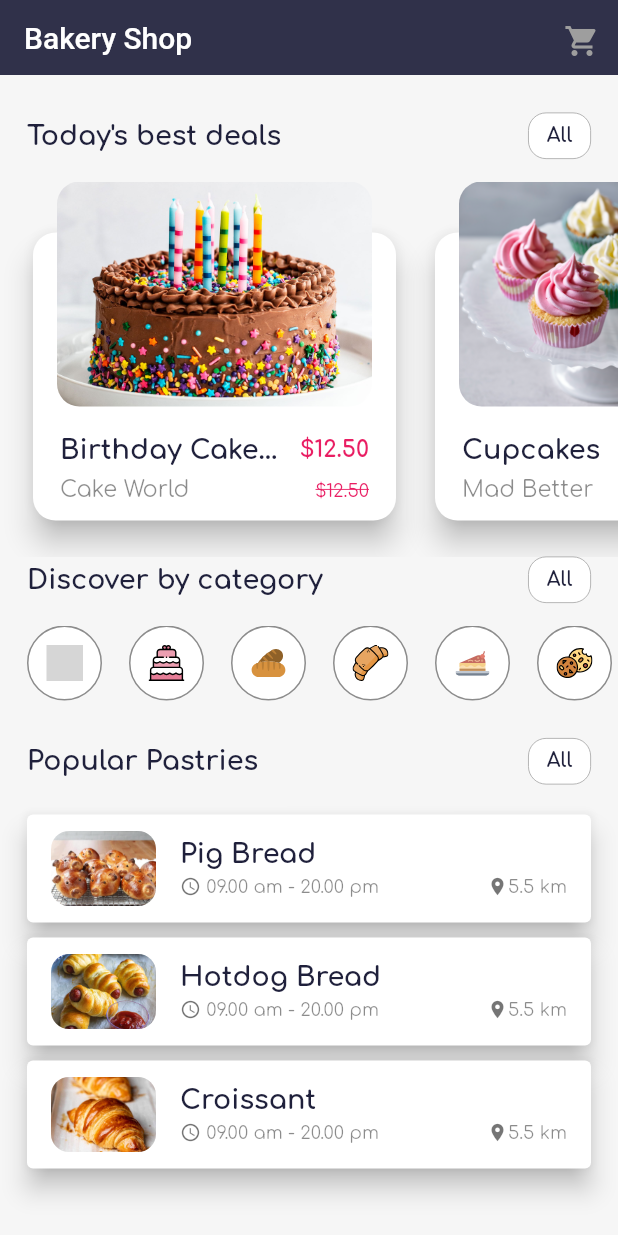
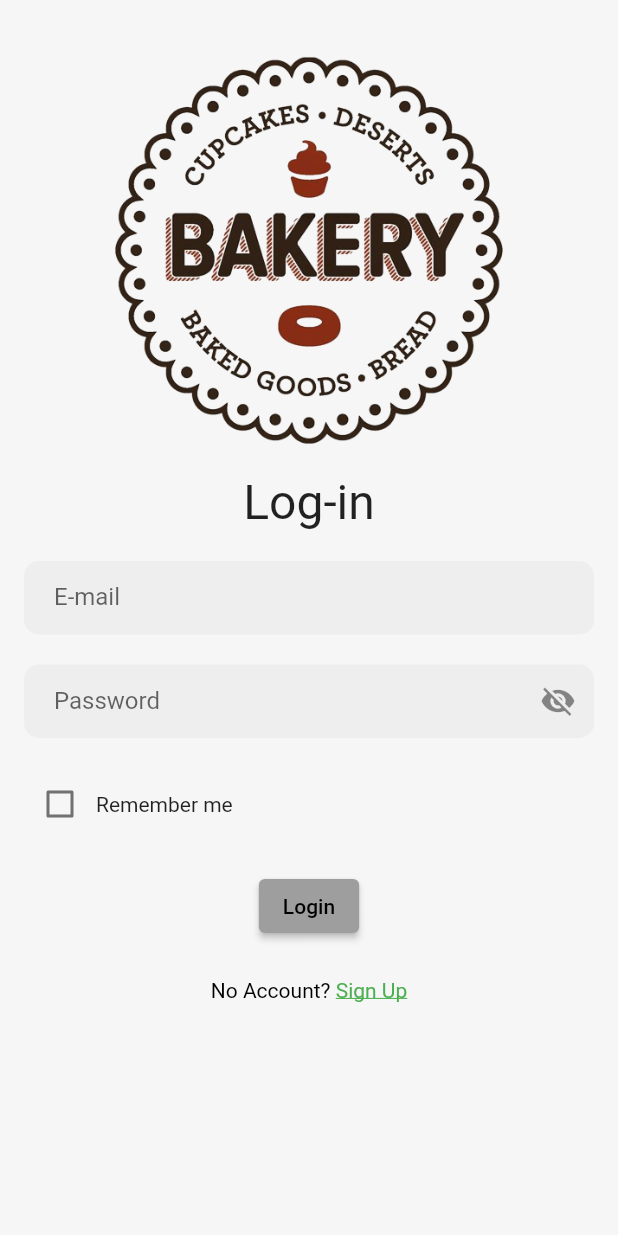
Before and after one commit to Kenn2201/BakeryShoppingCart, a Flutter app: the screen it shows after launch, on a phone screen of 412 x 824 dp. Run offline on Flutter 3.47's test engine with Material 2 defaults, Android fonts, the phone set to English and light mode, and no system bars; our stand-ins replace firebase_auth, firebase_core, flutter_svg, google_fonts, shared_preferences; missing offline and left inert: firebase_app_check; accounts and stored records are empty; grey boxes are pictures that could not be loaded.

Commit message:
third commit auth

```diff
--- /dev/null
+++ b/lib/auth/authentication.dart
@@ -0,0 +1,20 @@
+import 'package:bakerymobileapp/auth/login.dart';
+import 'package:bakerymobileapp/auth/signup.dart';
+import 'package:flutter/material.dart';
+
+class AuthPage extends StatefulWidget {
+  const AuthPage({Key? key}) : super(key: key);
+
+  @override
+  State<AuthPage> createState() => _AuthPageState();
+}
+
+class _AuthPageState extends State<AuthPage> {
+
+  bool isLogin = true;
+
+  @override
+  Widget build(BuildContext context) => isLogin ?
+  LoginPage(onClickedMakeAcc: toggle,) : SignUpPage(onClickedSignIn: toggle,);
+  void toggle() => setState(() => isLogin = !isLogin);
+}
--- /dev/null
+++ b/lib/auth/login.dart
@@ -0,0 +1,278 @@
+import 'package:bakerymobileapp/constants.dart';
+import 'package:bakerymobileapp/main.dart';
+import 'package:bakerymobileapp/models/category.dart';
+import 'package:firebase_auth/firebase_auth.dart';
+import 'package:flutter/gestures.dart';
+import 'package:flutter/material.dart';
+import 'package:shared_preferences/shared_preferences.dart';
+
+class LoginPage extends StatefulWidget {
+  final VoidCallback onClickedMakeAcc;
+
+  const LoginPage({Key? key,required this.onClickedMakeAcc}) : super(key: key);
+
+  @override
+  State<LoginPage> createState() => _LoginPageState();
+}
+
+class _LoginPageState extends State<LoginPage> {
+  final TextEditingController _emailController = TextEditingController();
+  final TextEditingController _passwordController = TextEditingController();
+  bool _rememberMe = false;
+  bool _passwordVisible = false;
+
+
+  Future<void> _saveUserData() async {
+    final prefs = await SharedPreferences.getInstance();
+    await prefs.setString('email', _emailController.text.trim());
+    await prefs.setString('password', _passwordController.text.trim());
+  }
+
+
+  Future<void> _loadUserData() async {
+    final prefs = await SharedPreferences.getInstance();
+    final email = prefs.getString('email');
+    final password = prefs.getString('password');
+    if (email != null && password != null) {
+      setState(() {
+        _emailController.text = email;
+        _passwordController.text = password;
+      });
+    }
+  }
+
+
+  @override
+  void dispose(){
+    _emailController.dispose();
+    _passwordController.dispose();
+    super.dispose();
+  }
+
+  @override
+  void initState() {
+    super.initState();
+    _loadUserData();
+  }
+
+
+
+
+  @override
+  Widget build(BuildContext context) {
+    return Scaffold(
+      backgroundColor: kBackgroundLight,
+      body: SingleChildScrollView(
+        child: Padding(
+          padding: const EdgeInsets.all(16.0),
+          child: Column(
+            crossAxisAlignment: CrossAxisAlignment.start,
+            children: <Widget>[
+              Center(
+                child: Image.asset(
+                  Images.frontLogo1,
+                  height: 300.0,
+                  width: 300.0,
+                ),
+              ),
+              const Center(child: Text('Log-in',style: TextStyle(fontSize: 32,),),),
+              const SizedBox(height: 20.0),
+
+              TextFormField(
+                controller: _emailController,
+                decoration: InputDecoration(
+                  labelText: "E-mail",
+                  hintText: 'Enter your email',
+                  filled: true,
+                  fillColor: Colors.grey[200],
+                  contentPadding: EdgeInsets.symmetric(vertical: 15, horizontal: 20),
+                  border: OutlineInputBorder(
+                    borderRadius: BorderRadius.circular(10),
+                    borderSide: BorderSide.none,
+                  ),
+                  enabledBorder: OutlineInputBorder(
+                    borderRadius: BorderRadius.circular(10),
+                    borderSide: BorderSide.none,
+                  ),
+                  errorBorder: OutlineInputBorder(
+                    borderRadius: BorderRadius.circular(10),
+                    borderSide: BorderSide(color: Colors.red),
+                  ),
+                  focusedBorder: OutlineInputBorder(
+                    borderRadius: BorderRadius.circular(10),
+                    borderSide: BorderSide(color: Colors.blue),
+                  ),
+                ),
+                autovalidateMode: AutovalidateMode.onUserInteraction,
+                validator: (email) {
+                  if (email == '') {
+                    return 'Please enter email';
+                  } else {
+                    final emailRegex = RegExp(r'^[\w-\.]+@([\w-]+\.)+[\w-]{2,4}$');
+                    if (!emailRegex.hasMatch(email!)) {
+                      return 'Please enter a valid email (e.g. example@domain.com)';
+                    }
+                    return null;
+                  }
+                },
+              ),
+
+
+
+              const SizedBox(height: 20.0),
+
+
+              TextFormField(
+                controller: _passwordController,
+                obscureText: !_passwordVisible,
+                decoration: InputDecoration(
+                  labelText: 'Password',
+                  hintText: 'Enter your password',
+                  filled: true,
+                  fillColor: Colors.grey[200],
+                  contentPadding: EdgeInsets.symmetric(vertical: 15, horizontal: 20),
+                  border: OutlineInputBorder(
+                    borderRadius: BorderRadius.circular(10),
+                    borderSide: BorderSide.none,
+                  ),
+                  enabledBorder: OutlineInputBorder(
+                    borderRadius: BorderRadius.circular(10),
+                    borderSide: BorderSide.none,
+                  ),
+                  errorBorder: OutlineInputBorder(
+                    borderRadius: BorderRadius.circular(10),
+                    borderSide: BorderSide(color: Colors.red),
+                  ),
+                  focusedBorder: OutlineInputBorder(
+                    borderRadius: BorderRadius.circular(10),
+                    borderSide: BorderSide(color: Colors.blue),
+                  ),
+                  suffixIcon: IconButton(
+                    onPressed:(){
+                      setState(() {
+                        _passwordVisible = !_passwordVisible;
+                      });
+                    } ,
+                    icon: Icon(_passwordVisible ? Icons.visibility : Icons.visibility_off),
+                  ),
+                ),
+                autovalidateMode: AutovalidateMode.onUserInteraction,
+                validator: (pass){
+                  if (pass == '') {
+                    return 'Please enter password';
+                  } else if (pass!.length < 6) {
+                    return 'Password must be at least 6 characters';
+                  } else {
+                    return null;
+                  }
+                },
+              ),
+
+
+              const SizedBox(height: 20.0),
+              Row(
+                children: <Widget>[
+                  Checkbox(
+                    value: _rememberMe,
+                    onChanged: (value) {
+                      setState(() {
+                        _rememberMe = value!;
+                        if (_rememberMe) {
+                          _saveUserData();
+                        }
+                      });
+                    },
+                  ),
+                  const Text('Remember me'),
+                ],
+              ),
+              const SizedBox(height: 20.0),
+              Center(
+                child: ElevatedButton(
+                  onPressed: ()async{
+                    try {
+                      signIn();
+                    } on FirebaseAuthException catch (e) {
+                      if (e.code == 'user-not-found' || e.code == 'wrong-password') {
+                      }
+                    }
+                  },
+                  child: const Text('Login'),
+                ),
+              ),
+
+              const SizedBox(height: 24),
+              Center(
+                child: RichText(
+                  text: TextSpan(
+                      style: TextStyle(color: Colors.black,),
+                      text: 'No Account? ',
+                      children: [
+                        TextSpan(
+                          recognizer: TapGestureRecognizer()..onTap = widget.onClickedMakeAcc,
+                          text: 'Sign Up',
+                          style: const TextStyle(
+                            decoration: TextDecoration.underline,
+                            color: Colors.green,
+                          ),
+                        ),
+                      ]
+                  ),
+                ),
+              ),
+
+            ],
+          ),
+        ),
+      ),
+    );
+  }
+
+  Future signIn() async {
+    showDialog(
+      context: context,
+      barrierDismissible: false,
+      builder: (context) => const Center(child: CircularProgressIndicator(),),
+    );
+
+    try {
+      final user = FirebaseAuth.instance.currentUser;
+      if (user == null) {
+        // User is not authenticated, sign in with email and password
+        var response = await FirebaseAuth.instance.signInWithEmailAndPassword(
+          email: _emailController.text.trim(),
+          password: _passwordController.text,
+        );
+        print(response);
+        ScaffoldMessenger.of(context).showSnackBar(
+          const SnackBar(
+            content: Text('Successfully Logged In!'),
+            backgroundColor: Colors.green,
+          ),
+        );
+      } else {
+        ScaffoldMessenger.of(context).showSnackBar(
+          const SnackBar(
+            content: Text('User already authenticated, skipping sign in'),
+            backgroundColor: Colors.yellow,
+          ),
+        );
+      }
+
+      navigatorKey.currentState!.popUntil((route) => route.isFirst);
+    } on FirebaseAuthException catch (e){
+      print(e);
+      ScaffoldMessenger.of(context).showSnackBar(
+        const SnackBar(
+          content: Text('Invalid email or password.'),
+          backgroundColor: Colors.red,
+        ),
+      );
+    }finally {
+      // Remove the loading indicator after 5 seconds
+      await Future.delayed(Duration(seconds: 1));
+      Navigator.pop(context);
+    }
+  }
+
+}
--- a/lib/main.dart
+++ b/lib/main.dart
@@ -1,24 +1,54 @@
 
+import 'package:bakerymobileapp/auth/authentication.dart';
 import 'package:bakerymobileapp/views/home.dart';
 import 'package:flutter/material.dart';
 
-void main() {
+import 'package:firebase_auth/firebase_auth.dart';
+import 'package:firebase_app_check/firebase_app_check.dart';
+import 'package:firebase_core/firebase_core.dart';
+
+
+Future<void> main() async {
+  WidgetsFlutterBinding.ensureInitialized();
+  await initializeFirebase();
   runApp(const MyApp());
 }
+
+Future<void> initializeFirebase() async {
+  await Firebase.initializeApp();
+  await FirebaseAppCheck.instance.activate();
+}
+
+final navigatorKey = GlobalKey<NavigatorState>();
 
 class MyApp extends StatelessWidget {
   const MyApp({Key? key}) : super(key: key);
 
-  // This widget is the root of your application.
   @override
   Widget build(BuildContext context) {
     return MaterialApp(
-      title: 'Bakery demo',
+      title: 'About Me',
+      navigatorKey: navigatorKey,
       debugShowCheckedModeBanner: false,
       theme: ThemeData(
-        visualDensity: VisualDensity.adaptivePlatformDensity,
+        primarySwatch: Colors.grey,
       ),
-      home: const Home(),
+      home: StreamBuilder<User?>(
+        stream: FirebaseAuth.instance.authStateChanges(),
+        builder: (context,snapshot){
+          if (snapshot.connectionState == ConnectionState.waiting){
+            return const Center(child: CircularProgressIndicator());
+          } else if (snapshot.hasError){
+            return const Center(child: Text('Something went wrong'),);
+          }else if (snapshot.hasData){
+            //return const HomeScreen();
+            return  const Home();
+          } else{
+            return const AuthPage();
+          }
+        },
+      ),
+
     );
   }
 }
--- a/lib/models/category.dart
+++ b/lib/models/category.dart
@@ -15,3 +15,8 @@ List<Category> categoryList = [
   Category(image: "assets/donut.svg"),
   Category(image: "assets/sweet.svg"),
 ];
+
+class Images{
+  static const String asset = 'assets/';
+  static const frontLogo1 = '${asset}bakerylogobg.png';
+}
```
Also changed, not shown: lib/auth/signup.dart (added, +221 -0 lines), lib/views/home.dart (+98 -3 lines), pubspec.yaml (+21 -0 lines), assets/bakerylogobg.png (added), pubspec.lock, 8 other files.
